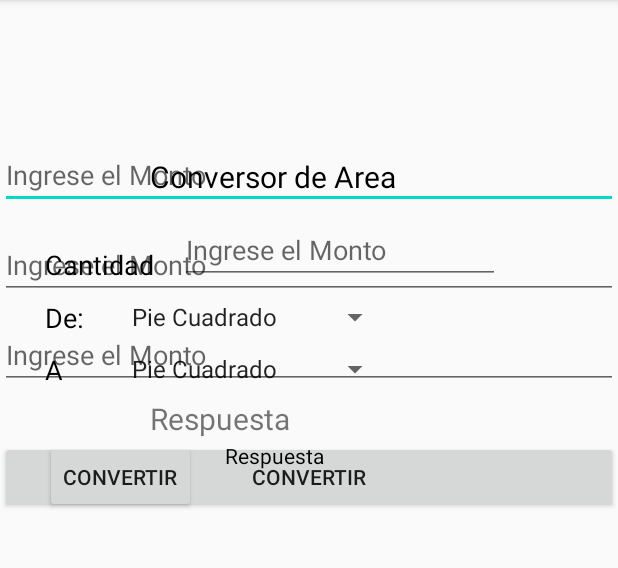
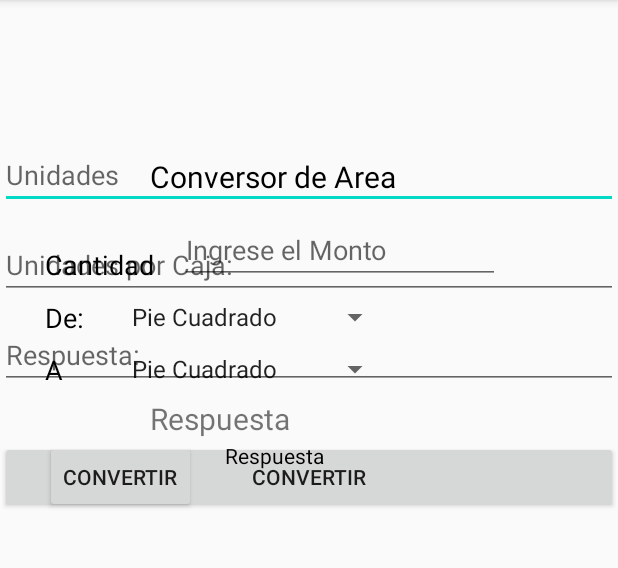
Before and after one commit to Dante2190/Programacion_lll, an Android app: the screen it shows after launch (MainActivity), on a phone screen of 412 x 824 dp, the part 84-652 px from its top. Run offline under Robolectric (Android 15) with nearby library versions, the phone set to English and light mode, and no system bars.

Commit message:
Revision, todo correcto

```diff
--- a/app/src/main/res/layout/activity_main.xml
+++ b/app/src/main/res/layout/activity_main.xml
@@ -43,7 +43,7 @@
                         android:layout_marginTop="20dp"
                         android:ems="10"
 
-                        android:hint="@string/ingrese_el_monto"
+                        android:hint="@string/unidades"
                         android:inputType="textPersonName" />
 
                     <EditText
@@ -53,7 +53,7 @@
                         android:layout_marginTop="80dp"
                         android:ems="10"
 
-                        android:hint="@string/ingrese_el_monto"
+                        android:hint="Unidades por Caja:"
                         android:inputType="textPersonName" />
 
                     <EditText
@@ -63,7 +63,7 @@
                         android:layout_marginTop="140dp"
                         android:ems="10"
 
-                        android:hint="@string/ingrese_el_monto"
+                        android:hint="@string/respuesta1"
                         android:inputType="textPersonName" />
 
                     <Button
--- a/app/src/main/res/values/strings.xml
+++ b/app/src/main/res/values/strings.xml
@@ -136,7 +136,8 @@
     <string name="respuesta">Respuesta</string>
     <string name="conversor_propio">Conversor Propio</string>
     <string name="conversor_de_area">Conversor de Area</string>
-
+    <string name="respuesta1">Respuesta:</string>
+    <string name="unidades">Unidades</string>
 
 
     <string-array name="area">
```
